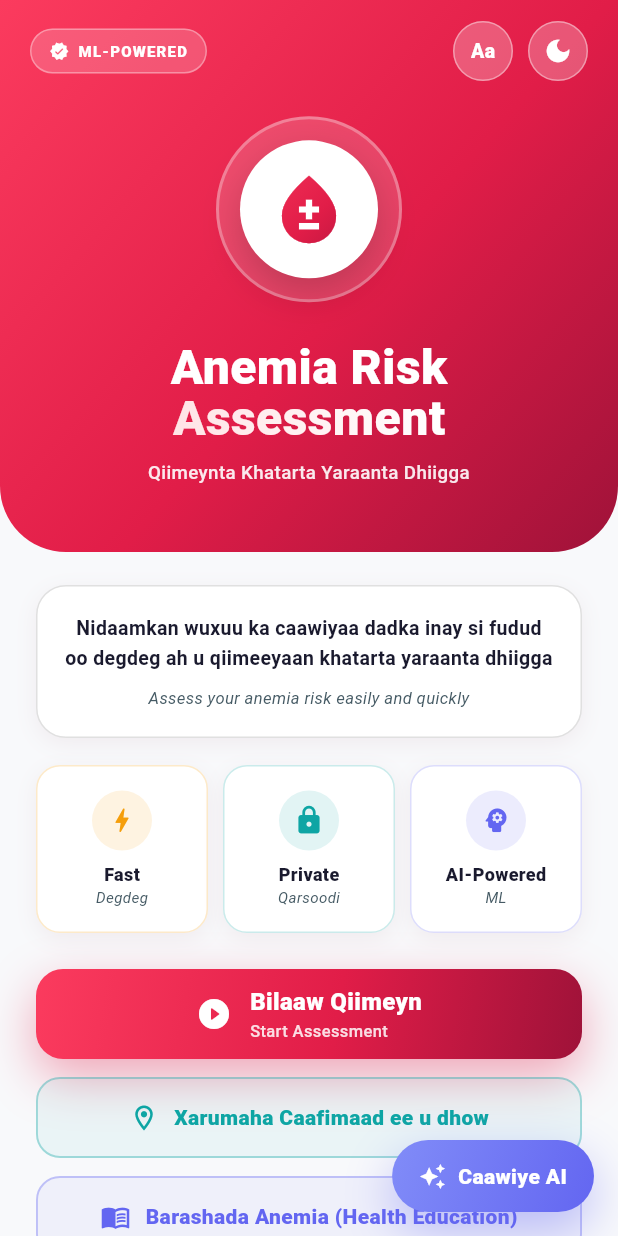
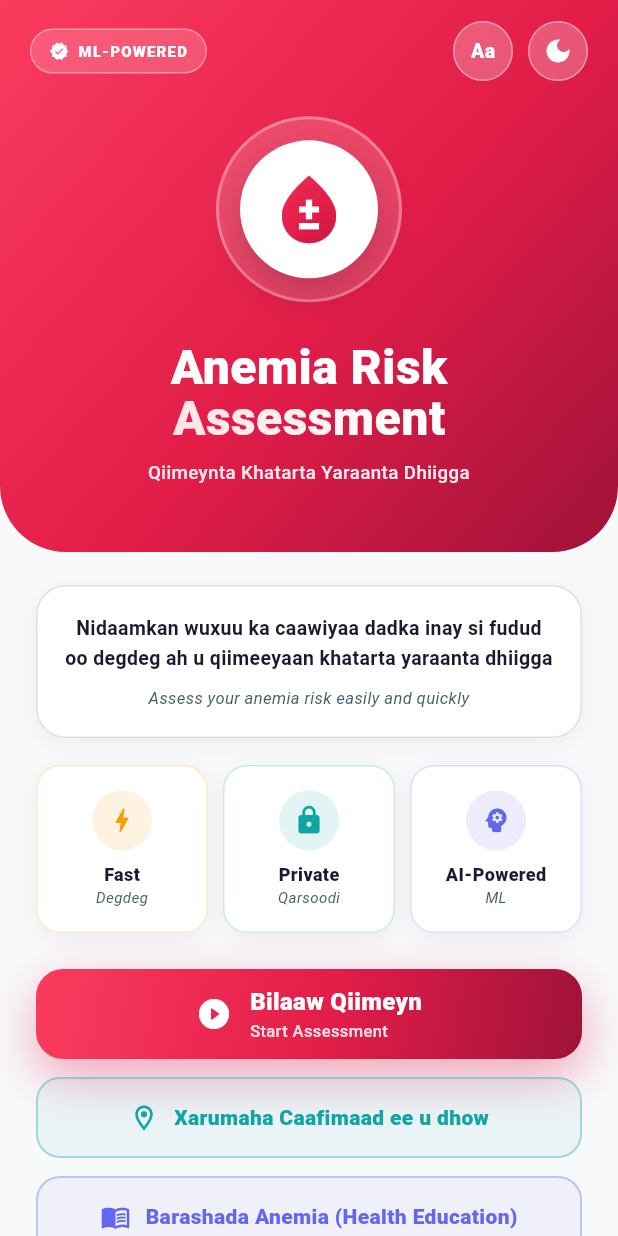
Before and after one commit to Ahmett655/Thesis_Project_Anemia, a Flutter app: the screen it shows after launch, on a phone screen of 412 x 824 dp. Run offline on Flutter 3.47's test engine with Material 3 defaults, Android fonts, the phone set to English and light mode, and no system bars; our stand-ins replace fl_chart, flutter_local_notifications, flutter_map, flutter_tts, geolocator, google_sign_in and 6 more; missing offline and left inert: google_sign_in_web; accounts and stored records are empty.

Commit message:
Remove AI chatbot entry points from the app
- Remove floating Caawiye AI button from home screen
- Remove /chat route and its import from main.dart
- chat_screen.dart and chat_service.dart kept dormant/unreachable

Co-Authored-By: Claude Fable 5 <noreply@anthropic.com>

```diff
--- a/flutter_frontend/lib/main.dart
+++ b/flutter_frontend/lib/main.dart
@@ -41,7 +41,6 @@ import 'screens/profile_screen.dart';
 import 'screens/history_screen.dart';
 import 'screens/health_facilities_screen.dart';
 import 'screens/health_education_screen.dart';
-import 'screens/chat_screen.dart';
 import 'screens/admin/admin_dashboard_screen.dart';
 import 'services/reminder_service.dart';
 import 'services/font_scale_service.dart';
@@ -123,7 +122,6 @@ class MyApp extends StatelessWidget {
         '/history': (context) => const HistoryScreen(),
         '/health-facilities': (context) => const HealthFacilitiesScreen(),
         '/education': (context) => const HealthEducationScreen(),
-        '/chat': (context) => const ChatScreen(),
         '/admin': (context) => const AdminDashboardScreen(),
     };
   }
--- a/flutter_frontend/lib/screens/home_screen.dart
+++ b/flutter_frontend/lib/screens/home_screen.dart
@@ -35,32 +35,6 @@ class _HomeScreenState extends State<HomeScreen>
 
     return Scaffold(
       backgroundColor: context.bgPage,
-      floatingActionButton: FadeSlideIn(
-        delayMs: 700,
-        child: Pressable(
-          onTap: () => Navigator.pushNamed(context, '/chat'),
-          child: Container(
-            padding: const EdgeInsets.symmetric(horizontal: 18, vertical: 14),
-            decoration: BoxDecoration(
-              gradient: AppDesign.indigoGradient,
-              borderRadius: BorderRadius.circular(30),
-              boxShadow: AppDesign.glow(AppDesign.indigo, opacity: 0.4),
-            ),
-            child: const Row(
-              mainAxisSize: MainAxisSize.min,
-              children: [
-                Icon(Icons.auto_awesome, color: Colors.white, size: 18),
-                SizedBox(width: 8),
-                Text('Caawiye AI',
-                    style: TextStyle(
-                        color: Colors.white,
-                        fontWeight: FontWeight.w800,
-                        fontSize: 14)),
-              ],
-            ),
-          ),
-        ),
-      ),
       body: Center(
         child: ConstrainedBox(
           constraints: const BoxConstraints(maxWidth: 480),
```
